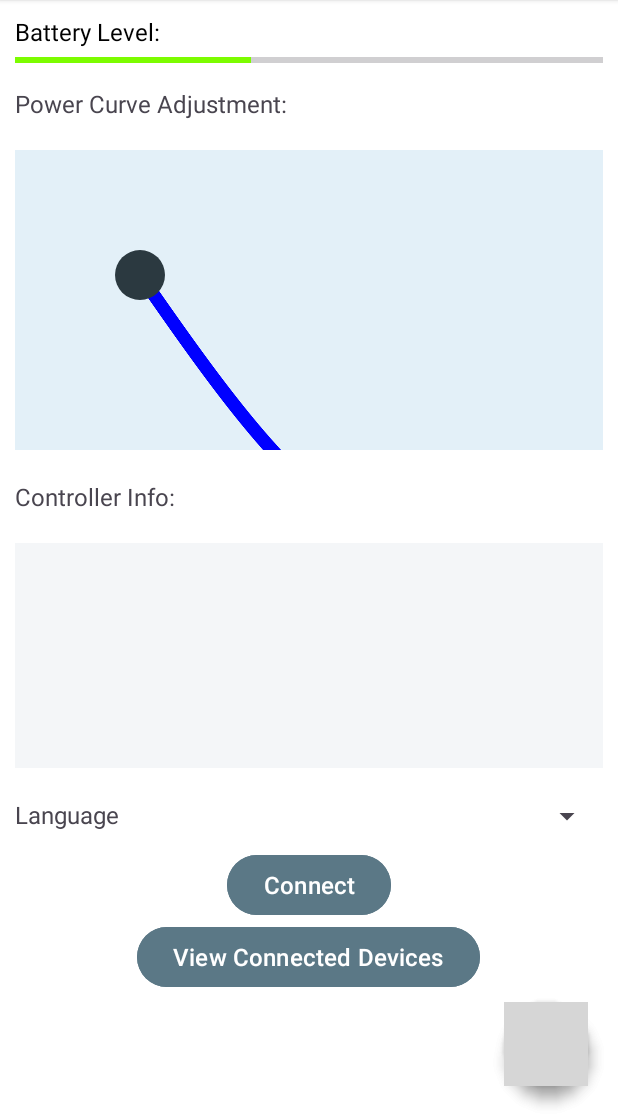
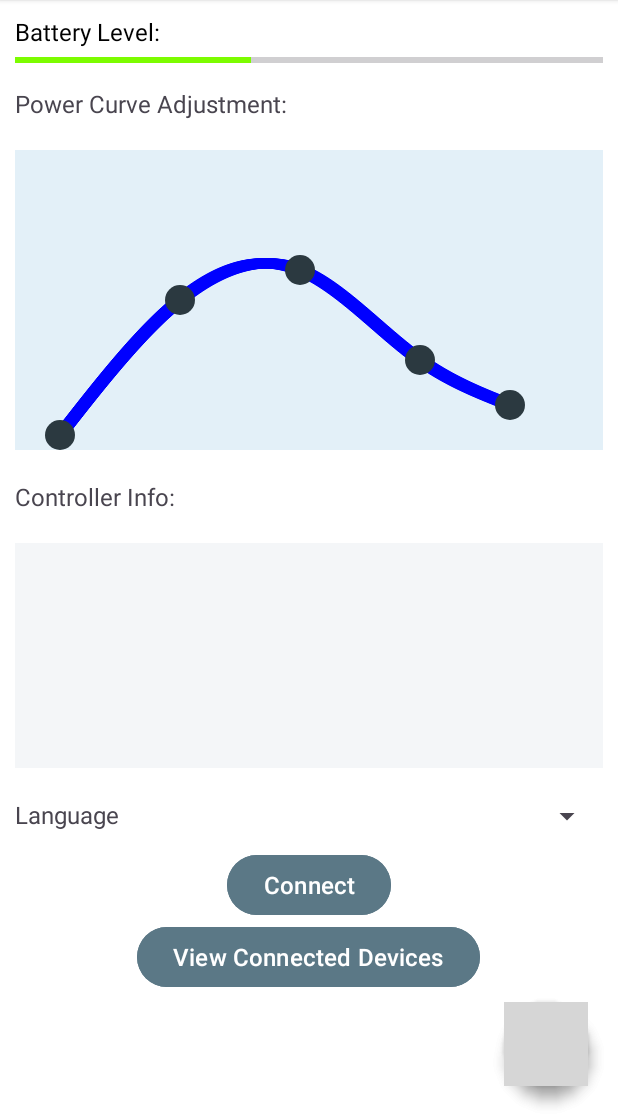
Before and after one commit to h-malm/eburst-temp, an Android app: the SecondFragment screen opened through its navigation route, on a phone screen of 412 x 824 dp, the part 120-1236 px from its top. Run offline under Robolectric (Android 15) with nearby library versions, the phone set to English and light mode, and no system bars; our stand-ins replace navigation-ui; 9 statements that could not run were skipped; grey boxes are pictures that could not be loaded.

Commit message:
Changed px to dp in PowerCurve

```diff
--- a/E-Burst-temporary/app/src/main/res/layout/fragment_second.xml
+++ b/E-Burst-temporary/app/src/main/res/layout/fragment_second.xml
@@ -66,47 +66,47 @@
             >
             <View
                 android:id="@+id/point1"
-                android:layout_width="50px"
-                android:layout_height="50px"
+                android:layout_width="20dp"
+                android:layout_height="20dp"
                 android:background="@drawable/circle"
-                android:translationX="100px"
-                android:translationY="100px"
+                android:translationX="20dp"
+                android:translationY="180dp"
                 android:visibility="visible" />
 
             <View
                 android:id="@+id/point2"
-                android:layout_width="50px"
-                android:layout_height="50px"
+                android:layout_width="20dp"
+                android:layout_height="20dp"
                 android:background="@drawable/circle"
-                android:translationX="350px"
-                android:translationY="360px"
+                android:translationX="100dp"
+                android:translationY="90dp"
                 android:visibility="visible" />
 
             <View
                 android:id="@+id/point3"
-                android:layout_width="50px"
-                android:layout_height="50px"
+                android:layout_width="20dp"
+                android:layout_height="20dp"
                 android:background="@drawable/circle"
-                android:translationX="650px"
-                android:translationY="260px"
+                android:translationX="180dp"
+                android:translationY="70dp"
                 android:visibility="visible" />
 
             <View
                 android:id="@+id/point4"
-                android:layout_width="50px"
-                android:layout_height="50px"
+                android:layout_width="20dp"
+                android:layout_height="20dp"
                 android:background="@drawable/circle"
-                android:translationX="950px"
-                android:translationY="360px"
+                android:translationX="260dp"
+                android:translationY="130dp"
                 android:visibility="visible" />
 
             <View
                 android:id="@+id/point5"
-                android:layout_width="50px"
-                android:layout_height="50px"
+                android:layout_width="20dp"
+                android:layout_height="20dp"
                 android:background="@drawable/circle"
-                android:translationX="1200px"
-                android:translationY="240px"
+                android:translationX="320dp"
+                android:translationY="160dp"
                 android:visibility="visible" />
         </com.example.e_burst.PowerCurve>
 
```
